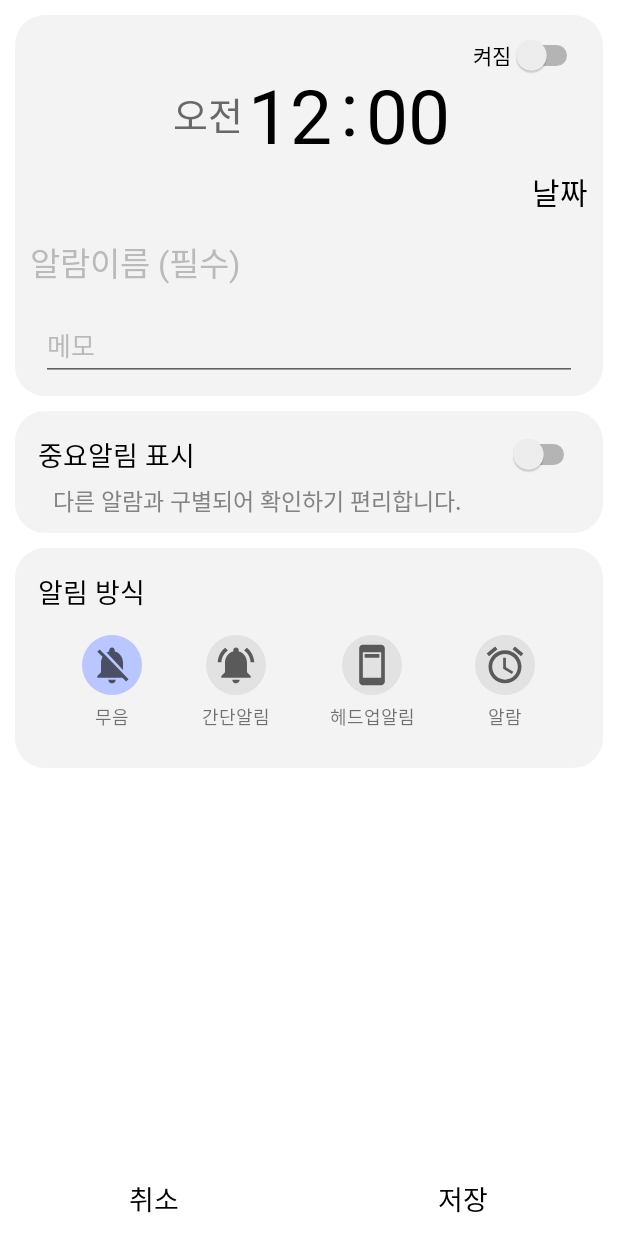
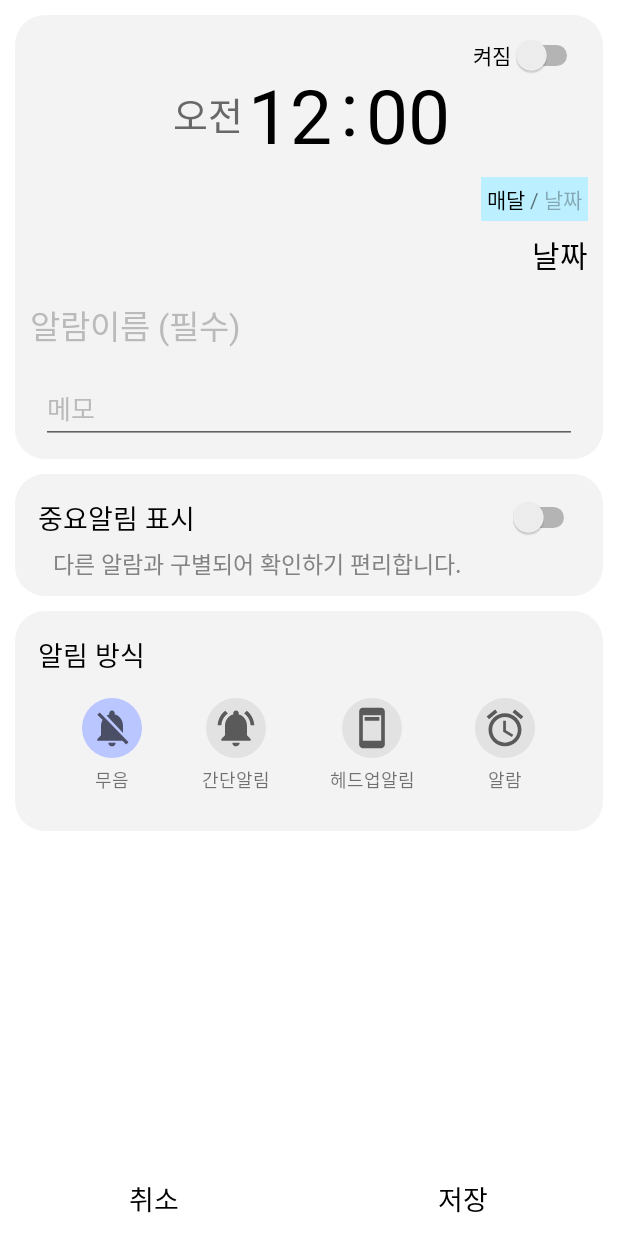
Before and after one commit to DeveloperSungHyun/Perfect_Time, an Android app: the TimerSettings screen opened directly, with no data from a screen before it, on a phone screen of 412 x 824 dp. Run offline under Robolectric (Android 15) with nearby library versions, the phone set to English and light mode, and no system bars.

Commit message:
매달 알림 날짜 설정기능 추가 데이터베이스 입력

```diff
--- a/app/src/main/java/com/example/perfect_time/RoomDataBase/Date/DateDataBase.java
+++ b/app/src/main/java/com/example/perfect_time/RoomDataBase/Date/DateDataBase.java
@@ -6,7 +6,7 @@ import androidx.room.RoomDatabase;
 import com.example.perfect_time.RoomDataBase.DayOfTheWeek.DB_Week;
 import com.example.perfect_time.RoomDataBase.DayOfTheWeek.WeekDao;
 
-@Database(entities = {DB_Date.class}, version = 8)
+@Database(entities = {DB_Date.class}, version = 9)
 public abstract class DateDataBase extends RoomDatabase {
 
     public abstract DateDao dateDao();
--- a/app/src/main/res/layout/timer_settings_view.xml
+++ b/app/src/main/res/layout/timer_settings_view.xml
@@ -96,22 +96,75 @@
                     android:layout_width="wrap_content"
                     android:layout_height="wrap_content"
                     android:layout_gravity="right"
+                    android:layout_marginTop="5dp"
                     android:layout_marginBottom="15dp">
-                    <TextView
-                        android:id="@+id/TextView_Date"
+
+                    <LinearLayout
                         android:layout_width="wrap_content"
                         android:layout_height="wrap_content"
-                        android:text="날짜"
-                        android:textColor="#FF000000"
-                        android:textSize="20dp"
-                        android:visibility="gone"/>
+                        android:gravity="right"
+                        android:orientation="vertical">
+
+                        <LinearLayout
+                            android:id="@+id/LinearLayout_SelectorSw"
+                            android:layout_width="wrap_content"
+                            android:layout_height="wrap_content"
+                            android:orientation="horizontal"
+                            android:background="#BCEFFF"
+                            android:padding="4dp">
+
+                            <TextView
+                                android:id="@+id/TextView_AllDate_Day"
+                                android:layout_width="wrap_content"
+                                android:layout_height="wrap_content"
+                                android:text="매달"
+                                android:textColor="#FF000000"/>
+                            <TextView
+                                android:layout_width="wrap_content"
+                                android:layout_height="wrap_content"
+                                android:text="/"
+                                android:layout_marginLeft="3dp"
+                                android:layout_marginRight="3dp"/>
+                            <TextView
+                                android:id="@+id/TextView_Date_Day"
+                                android:layout_width="wrap_content"
+                                android:layout_height="wrap_content"
+                                android:text="날짜"
+                                android:textColor="#4D000000"/>
+                        </LinearLayout>
+
+                        <RelativeLayout
+                            android:layout_width="wrap_content"
+                            android:layout_height="30dp"
+                            android:layout_gravity="right|center"
+                            android:layout_marginTop="7dp">
+
+                            <TextView
+                                android:id="@+id/TextView_Date"
+                                android:layout_width="wrap_content"
+                                android:layout_height="wrap_content"
+                                android:text="날짜"
+                                android:textColor="#FF000000"
+                                android:textSize="20dp"
+                                android:visibility="visible"/>
+
+                            <Spinner
+                                android:id="@+id/Spinner_Date"
+                                android:layout_width="wrap_content"
+                                android:layout_height="wrap_content"
+                                android:visibility="gone" />
+
+                        </RelativeLayout>
+
+                    </LinearLayout>
 
                     <GridView
                         android:id="@+id/GridView_WeekSelectView"
                         android:layout_width="250dp"
                         android:layout_height="wrap_content"
                         android:layout_marginBottom="15dp"
-                        android:numColumns="7" />
+                        android:numColumns="7"
+                        android:visibility="gone"/>
                 </RelativeLayout>
 
                 <EditText
--- a/app/src/main/res/values/themes.xml
+++ b/app/src/main/res/values/themes.xml
@@ -32,4 +32,5 @@
         <!-- Apply padding to avoid the content of the widget colliding with the rounded corners -->
         <item name="appWidgetPadding">16dp</item>
     </style>
+
 </resources>
```
Also changed, not shown: app/src/main/java/com/example/perfect_time/Activity/DayView_Adapter.java (added, +55 -0 lines), app/src/main/java/com/example/perfect_time/Activity/TimerSettings.java (+97 -7 lines), app/src/main/java/com/example/perfect_time/RoomDataBase/Date/DB_Date.java (+20 -0 lines), app/src/main/java/com/example/perfect_time/RoomDataBase/Date_DataBase_Management.java (+16 -2 lines), app/src/main/java/com/example/perfect_time/day_view.java (added, +57 -0 lines), app/src/main/res/layout/day_dialog.xml (added, +24 -0 lines), app/src/main/res/layout/day_dialog_item.xml (added, +16 -0 lines).
